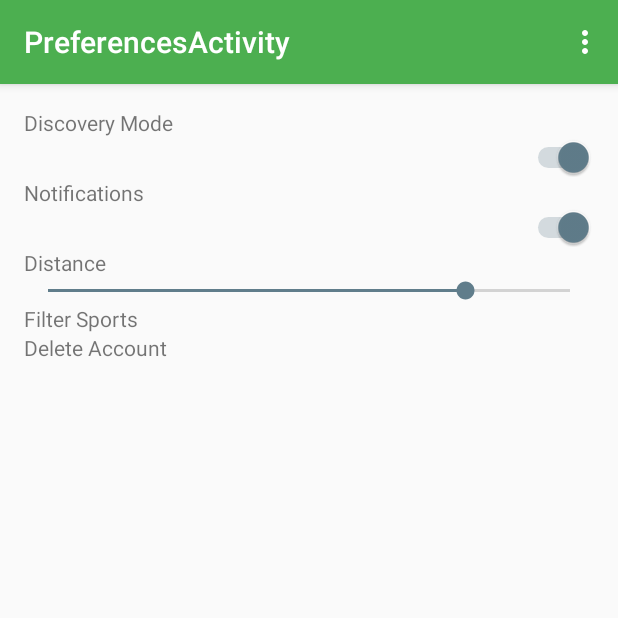
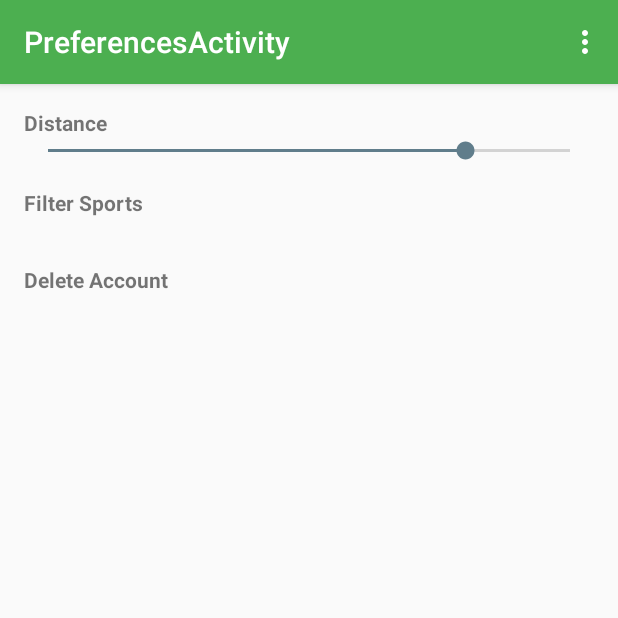
Before and after one commit to MatthewConrad/pick-up, an Android app: the PreferencesActivity screen opened directly, with no data from a screen before it, on a phone screen of 412 x 824 dp, the top half of it. Run offline under Robolectric (Android 15) with nearby library versions, the phone set to English and light mode, and no system bars; libraries missing offline, so code that uses them is left out: com.parse.

Commit message:
Modified Preferences menu. Began Implementing saving of preferences

```diff
--- a/app/src/main/java/com/nedaco/pickup/PreferencesActivity.java
+++ b/app/src/main/java/com/nedaco/pickup/PreferencesActivity.java
@@ -6,10 +6,15 @@ import android.os.Bundle;
 import android.view.Menu;
 import android.view.MenuItem;
 import android.widget.CompoundButton;
+import android.widget.SeekBar;
 import android.widget.Switch;
+import android.widget.TextView;
 
+import com.parse.ParseObject;
 import com.parse.ParseUser;
 
+import java.util.LinkedList;
+import java.util.List;
 import java.util.prefs.Preferences;
 
 public class PreferencesActivity extends AppCompatActivity {
@@ -18,27 +23,47 @@ public class PreferencesActivity extends AppCompatActivity {
     protected void onCreate(Bundle savedInstanceState) {
         super.onCreate(savedInstanceState);
         setContentView(R.layout.activity_preferences);
-        final Switch discMode = (Switch) findViewById(R.id.switch_discoveryMode);
-        discMode.setOnCheckedChangeListener(new Switch.OnCheckedChangeListener(){
-        public void onCheckedChanged(CompoundButton buttonView, boolean isChecked) {
-            if (isChecked) {
-                // The toggle is enabled
-                discMode.setChecked(true);
-            } else {
-                discMode.setChecked(false);
+
+//        final Switch discMode = (Switch) findViewById(R.id.switch_discoveryMode);
+//        discMode.setOnCheckedChangeListener(new Switch.OnCheckedChangeListener(){
+//        public void onCheckedChanged(CompoundButton buttonView, boolean isChecked) {
+//            if (isChecked) {
+//                // The toggle is enabled
+//                discMode.setChecked(true);
+//            } else {
+//                discMode.setChecked(false);
+//            }
+//         }
+//     });
+//        final Switch sw_notifications = (Switch) findViewById(R.id.switch_notifications);
+//        sw_notifications.setOnCheckedChangeListener(new Switch.OnCheckedChangeListener(){
+//            public void onCheckedChanged(CompoundButton buttonView, boolean isChecked) {
+//                if (isChecked) {
+//                    // The toggle is enabled
+//                    sw_notifications.setChecked(true);
+//                } else {
+//                    sw_notifications.setChecked(false);
+//                }
+//            }
+//        });
+        final SeekBar distBar = (SeekBar) findViewById(R.id.seekBar_distance);
+        distBar.setOnSeekBarChangeListener(new SeekBar.OnSeekBarChangeListener(){
+            public void onProgressChanged(SeekBar seekBar, int progress, boolean fromUser){
+//                ParseObject distance = new ParseObject("Distance");
+//                distance.put("distance",progress);
+                distBar.setSecondaryProgress(progress);
+                ParseObject savedDistance = new ParseObject("SavedDistance");
+                savedDistance.put("SavedDistance",progress);
+                List<ParseObject> objectSaves = new LinkedList<>();
+                objectSaves.add(savedDistance);
+                ParseUser.saveAllInBackground(objectSaves);
+
             }
-         }
-     });
-        final Switch sw_notifications = (Switch) findViewById(R.id.switch_notifications);
-        sw_notifications.setOnCheckedChangeListener(new Switch.OnCheckedChangeListener(){
-            public void onCheckedChanged(CompoundButton buttonView, boolean isChecked) {
-                if (isChecked) {
-                    // The toggle is enabled
-                    sw_notifications.setChecked(true);
-                } else {
-                    sw_notifications.setChecked(false);
-                }
+            public void onStopTrackingTouch(SeekBar seekBar) {
             }
+            public void onStartTrackingTouch(SeekBar seekBar) {
+            }
+
         });
     }
 
--- a/app/src/main/res/layout/activity_preferences.xml
+++ b/app/src/main/res/layout/activity_preferences.xml
@@ -10,28 +10,29 @@
                 android:orientation="vertical">
 
 
-        <TextView
-            android:text="@string/discovery_mode"
-            android:layout_width="wrap_content"
-            android:layout_height="wrap_content"/>
+        <!--<TextView-->
+            <!--android:text="@string/discovery_mode"-->
+            <!--android:layout_width="wrap_content"-->
+            <!--android:layout_height="wrap_content"/>-->
+    <!--<Switch-->
+        <!--android:layout_width="wrap_content"-->
+        <!--android:layout_height="wrap_content"-->
+        <!--android:id="@+id/switch_discoveryMode" android:layout_gravity="right" android:checked="true"/>-->
 
-
-    <Switch
-        android:layout_width="wrap_content"
-        android:layout_height="wrap_content"
-        android:id="@+id/switch_discoveryMode" android:layout_gravity="right" android:checked="true"/>
+    <!--<TextView-->
+        <!--android:text="@string/notifications"-->
+        <!--android:layout_width="wrap_content"-->
+        <!--android:layout_height="wrap_content"/>-->
+    <!--<Switch-->
+        <!--android:layout_width="wrap_content"-->
+        <!--android:layout_height="wrap_content"-->
+        <!--android:id="@+id/switch_notifications" android:layout_gravity="right" android:checked="true"/>-->
     <TextView
-        android:text="@string/notifications"
+        android:text="@string/distance"
+        android:textStyle="bold"
         android:layout_width="wrap_content"
         android:layout_height="wrap_content"/>
-    <Switch
-        android:layout_width="wrap_content"
-        android:layout_height="wrap_content"
-        android:id="@+id/switch_notifications" android:layout_gravity="right" android:checked="true"/>
-    <TextView
-        android:text="@string/distance"
-        android:layout_width="wrap_content"
-        android:layout_height="wrap_content"/>
+
     <SeekBar
         android:layout_width="match_parent"
         android:layout_height="wrap_content"
@@ -41,12 +42,20 @@
         android:secondaryProgress="20"/>
     <TextView
         android:text="@string/filter_sports"
+        android:textStyle="bold"
         android:layout_width="wrap_content"
-        android:layout_height="wrap_content"/>
+        android:layout_height="wrap_content"
+        android:clickable="true"
+        android:paddingTop="@dimen/activity_vertical_margin"
+        android:paddingBottom="@dimen/activity_vertical_margin"/>
     <TextView
         android:text="@string/delete_account"
+        android:textStyle="bold"
         android:layout_width="wrap_content"
-        android:layout_height="wrap_content"/>
+        android:layout_height="wrap_content"
+        android:clickable="true"
+        android:paddingTop="@dimen/activity_vertical_margin"
+        android:paddingBottom="@dimen/activity_vertical_margin"/>
 
 
 </LinearLayout>
```
Also changed, not shown: 1 other file.
